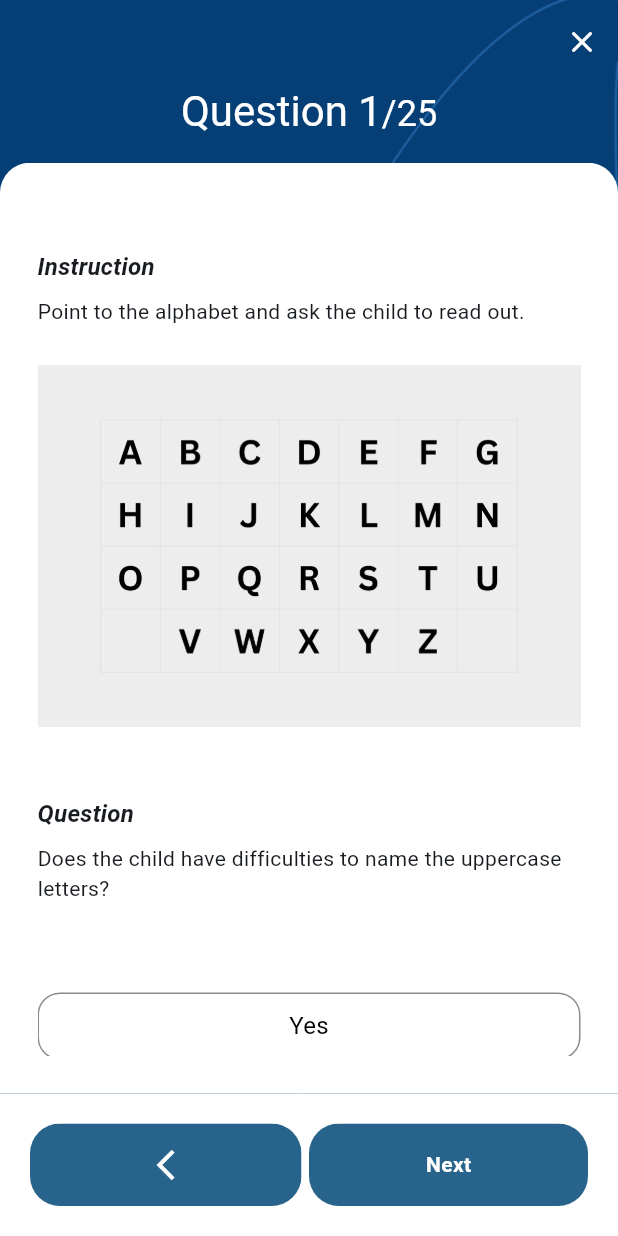
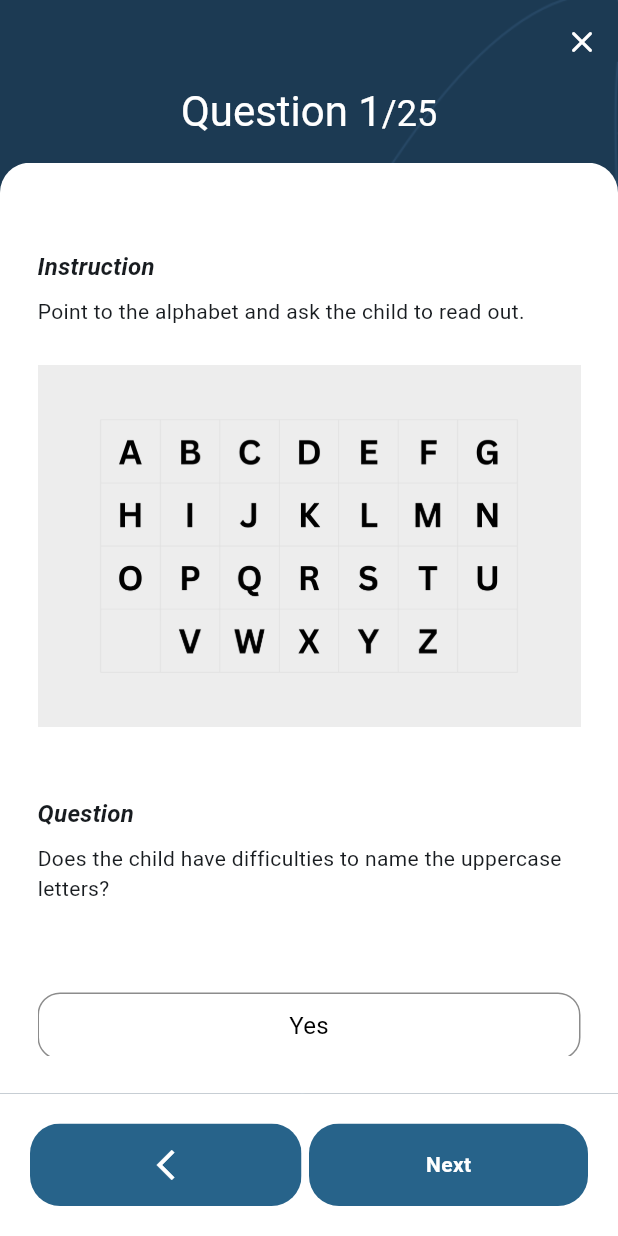
Before and after one commit to skyesuniverse/dysscreen_app_v1, a Flutter app: the TestQuestionScreen screen opened directly with empty values, on a phone screen of 412 x 824 dp. Run offline on Flutter 3.47's test engine with Material 2 defaults, Android fonts, the phone set to English and light mode, and no system bars; our stand-ins replace get, pdf, share_plus, shared_preferences; accounts and stored records are empty; generated files the repository leaves out were written again.

Commit message:
update after refining

```diff
--- a/lib/l10n/app_en.arb
+++ b/lib/l10n/app_en.arb
@@ -145,5 +145,7 @@
   "gender": "Gender: ",
   "age": "Age: ",
   "years_old": " years old",
-  "share_result": "Share Result"
+  "share_result": "Share Result",
+  "next": "Next",
+  "complete": "Complete"
 }
--- a/lib/l10n/app_ms.arb
+++ b/lib/l10n/app_ms.arb
@@ -129,5 +129,7 @@
   "gender": "Jantina: ",
   "age": "Umur:",
   "years_old": " tahun",
-  "share_result": "Kongsi Keputusan"
+  "share_result": "Kongsi Keputusan",
+  "next": "Seterusnya",
+  "complete": "Lengkap"
 }
--- a/lib/models/Questions_46.dart
+++ b/lib/models/Questions_46.dart
@@ -67,7 +67,7 @@ List question_46_data = [
     },
     "instruction": {
       "en": "Point to the alphabet and ask the child to read out.",
-      "ms": "Tunjuk pada huruf dan minta anak anda menyebutnys.",
+      "ms": "Tunjuk pada huruf dan minta anak anda menyebutnya.",
     },
     // "imagePath": "assets/images/lowercase.png",
     "imagePath": {
@@ -210,7 +210,7 @@ List question_46_data = [
     "question": {
       "en": "Does the child read 1 syllable slow, laboured and inaccurate? ",
       "ms":
-          "Adakah anak anda membaca perkataan 1 sukukata dengan perlahan, penuh kesukaran dan tidak tepat?",
+          "Adakah anak anda membaca perkataan 1 suku kata dengan perlahan, penuh kesukaran dan tidak tepat?",
     },
     "options": {
       "en": ['Yes', 'No'],
@@ -274,7 +274,7 @@ List question_46_data = [
       "en":
           "Ask the child to recite the days of the week and the month of the year in order.",
       "ms":
-          "Minta anak anda manyatakan hari dalam seminggu dan bulan dalam setahun mengikut urutan.",
+          "Minta anak anda menyatakan hari dalam seminggu dan bulan dalam setahun mengikut urutan.",
     },
     "question": {
       "en":
@@ -297,7 +297,7 @@ List question_46_data = [
     },
     "instruction": {
       "en":
-          "Narrate a short and simple story to the child then ask them questions such as:\b\n•	Name of the characters in the story\n•	The hobby of the characters\n\b•	What the characters do or other relevant questions.",
+          "Narrate a short and simple story to the child then ask them questions such as:\b\n•	Name of the characters in the story\n•	The hobby of the characters\n• What the characters do or other relevant questions.",
       "ms":
           "Ceritakan satu cerita pendek dan mudah kepada anak anda, kemudian tanyakan soalan seperti:\n•	Nama watak dalam cerita\n•	Hobi watak-watak\n•	Perkara yang dilakukan oleh watak atau soalan lain yang berkaitan.",
     },
--- a/lib/models/Questions_79.dart
+++ b/lib/models/Questions_79.dart
@@ -207,7 +207,7 @@ const List question_79_data = [
     "question": {
       "en": "Does the child read 1 syllable slow, laboured and inaccurate? ",
       "ms":
-          "Adakah anak anda membaca perkataan 1 sukukata dengan perlahan, penuh kesukaran dan tidak tepat?",
+          "Adakah anak anda membaca perkataan 1 suku kata dengan perlahan, penuh kesukaran dan tidak tepat?",
     },
     "options": {
       "en": ['Yes', 'No'],
@@ -225,7 +225,7 @@ const List question_79_data = [
       "en":
           "Point to each syllable and ask the child to pronounce. Then ask the child to pronounce the two syllables together.",
       "ms":
-          "Tunjuk pada setiap sukukata dan minta anak anda menyebutnya. Kemudian minta anak anda menyebut keseluruhan perkataan.",
+          "Tunjuk pada setiap suku kata dan minta anak anda menyebutnya. Kemudian minta anak anda menyebut keseluruhan perkataan.",
     },
     "imagePath": {
       "en": "assets/images/8a.png",
@@ -235,7 +235,7 @@ const List question_79_data = [
       "en":
           "Does the child read 2 syllbles word slow, laboured and inaccurate?",
       "ms":
-          "Adakah anak anda membaca perkataan 2 sukukata dengan perlahan, penuh kesukaran dan tidak tepat?",
+          "Adakah anak anda membaca perkataan 2 suku kata dengan perlahan, penuh kesukaran dan tidak tepat?",
     },
     "options": {
       "en": ['Yes', 'No'],
@@ -263,7 +263,7 @@ const List question_79_data = [
     },
     "question": {
       "en":
-          "Does the child have difficulties identifying words beginning with the same letter",
+          "Does the child have difficulties identifying words beginning with the same letter?",
       "ms":
           "Adakah anak anda mengalami kesukaran mengenal pasti perkataan yang bermula dengan huruf yang sama?",
     },
@@ -460,7 +460,7 @@ const List question_79_data = [
     },
     "instruction": {
       "en":
-          "Narrate a short and simple story to the child then ask them questions such as:\b\n•	Name of the characters in the story\n•	The hobby of the characters\n\b•	What the characters do or other relevant questions.",
+          "Narrate a short and simple story to the child then ask them questions such as:\b\n•	Name of the characters in the story\n•	The hobby of the characters\b\n•	What the characters do or other relevant questions.",
       "ms":
           "Ceritakan satu cerita pendek dan mudah kepada anak anda, kemudian tanyakan soalan seperti:\n•	Nama watak dalam cerita\n•	Hobi watak-watak\n•	Perkara yang dilakukan oleh watak atau soalan lain yang berkaitan.",
     },
@@ -531,7 +531,7 @@ const List question_79_data = [
       "en":
           "Ask your child to line up the digits for addition, subtraction or multiplication operation according to their place value columns.",
       "ms":
-          "Minta anak anda menyusun digit untuk operasi tambah, tolak atau kali mengikut lajur nilai masing2.",
+          "Minta anak anda menyusun digit untuk operasi tambah, tolak atau kali mengikut lajur nilai masing-masing.",
     },
     "imagePath": {
       "en": "assets/images/20.png",
@@ -541,7 +541,7 @@ const List question_79_data = [
       "en":
           "Does the child have difficulties in lining up the digits correctly?",
       "ms":
-          "Adakah anak anda menghadapi kesukaran menyusun digit mengikut lajur yang betul??",
+          "Adakah anak anda menghadapi kesukaran menyusun digit mengikut lajur yang betul?",
     },
     "options": {
       "en": ['Yes', 'No'],
--- a/lib/screens/Test_Section/testquestionscreen.dart
+++ b/lib/screens/Test_Section/testquestionscreen.dart
@@ -90,10 +90,17 @@ class _TestQuestionScreenState extends State<TestQuestionScreen> {
       ),
       body: Stack(children: [
         Container(
+          decoration: const BoxDecoration(
+              color: Colors.black,
+              image: DecorationImage(
+                  image: AssetImage('assets/images/splashscreen.png'),
+                  fit: BoxFit.cover)),
+          child: Container(
             decoration: const BoxDecoration(
-                image: DecorationImage(
-                    image: AssetImage('assets/images/splashscreen.png'),
-                    fit: BoxFit.cover))),
+              color: Color.fromARGB(154, 43, 55, 61),
+            ),
+          ),
+        ),
         SafeArea(
           child: Column(
               crossAxisAlignment: CrossAxisAlignment.center,
@@ -189,8 +196,8 @@ class _TestQuestionScreenState extends State<TestQuestionScreen> {
                                     : _questionController.nextQuestion();
                               },
                               title: _questionController.isLastQuestion
-                                  ? 'Complete'
-                                  : 'Next',
+                                  ? translation(context).complete
+                                  : translation(context).next,
                             )),
                           ),
                         )
@@ -355,7 +362,7 @@ class _TestQuestionScreenState extends State<TestQuestionScreen> {
       return question_79_data
           .map(
             (data) => Question_79(
-               id: data['id'],
+              id: data['id'],
               category: data['category'] as Map<String, dynamic>,
 
               instruction:
--- a/lib/screens/result.dart
+++ b/lib/screens/result.dart
@@ -329,8 +329,8 @@ class _ResultScreenState extends State<ResultScreen> {
                   },
                   style: ElevatedButton.styleFrom(
                     foregroundColor: Color.fromARGB(255, 255, 255, 255),
-                    backgroundColor: Color.fromARGB(255, 30, 52,
-                        117), // Set text color to black (you can adjust as needed)
+                    backgroundColor: Theme.of(context)
+                        .primaryColor, // Set text color to black (you can adjust as needed)
                     shape: RoundedRectangleBorder(
                       borderRadius: BorderRadius.circular(
                           20.0), // Set border radius to a circular value
```
Also changed, not shown: lib/splashscreen.dart (+11 -4 lines).
